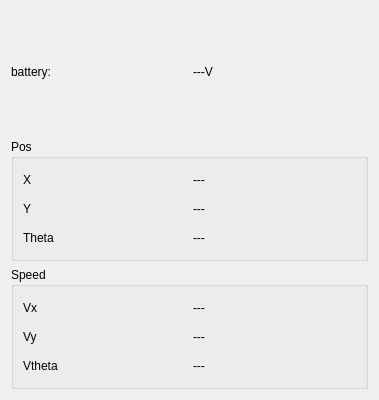
The window that anatidae/ui/robot_status.ui (rustyducks/pygargue) describes before a commit, drawn with Qt 5.
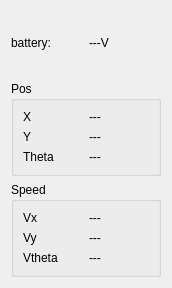
The same window after the commit.

```diff
--- a/anatidae/ui/robot_status.ui
+++ b/anatidae/ui/robot_status.ui
@@ -6,8 +6,8 @@
    <rect>
     <x>0</x>
     <y>0</y>
-    <width>379</width>
-    <height>400</height>
+    <width>172</width>
+    <height>288</height>
    </rect>
   </property>
   <property name="sizePolicy">
```
